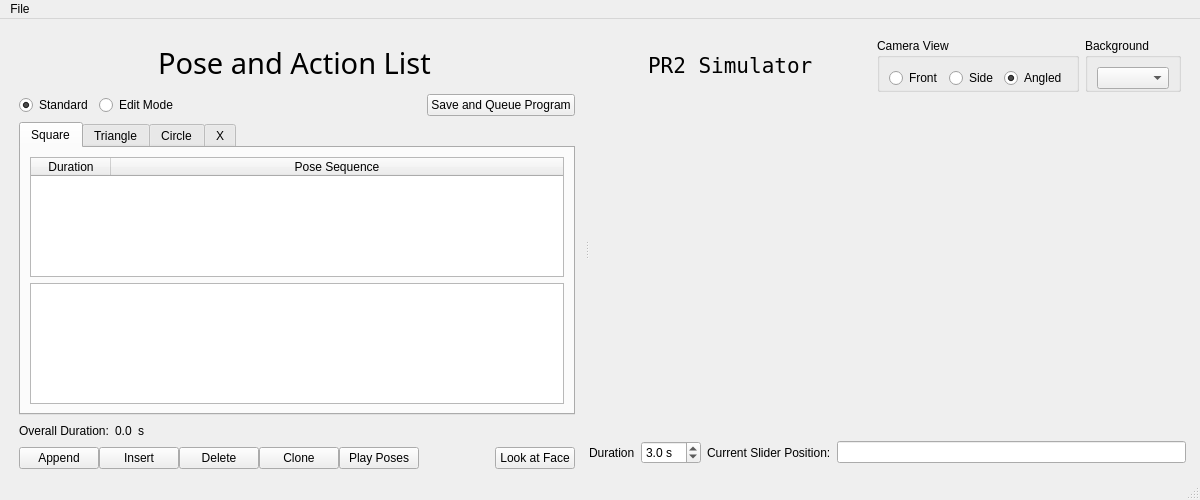
Qt form slider_gui/src/slider_simple.ui (PR2/pr2_hack_the_future) before a commit.
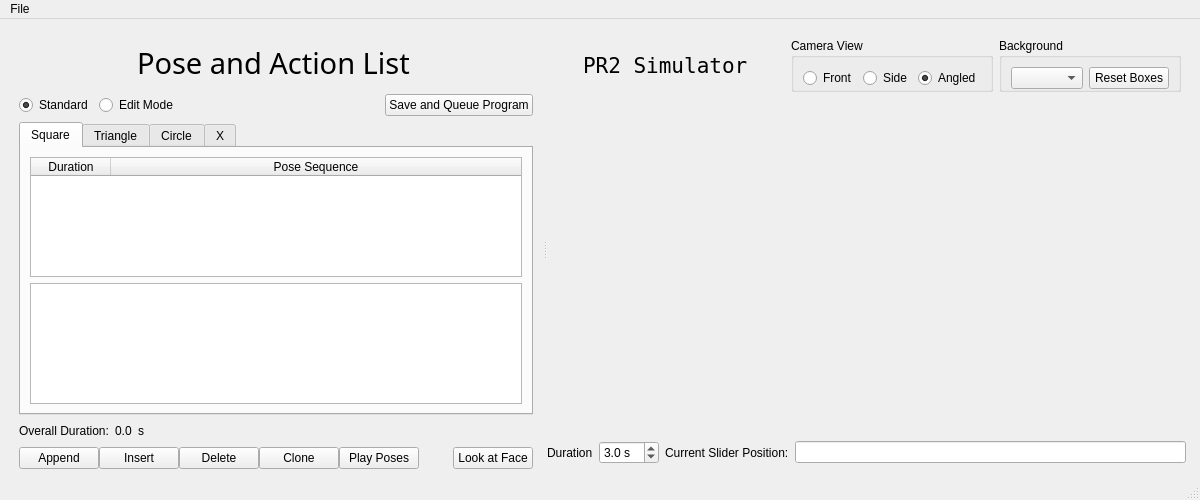
The same form after that commit.

Commit message: added button and service call to reset simulation

Diff of the .ui file:
```diff
--- a/slider_gui/src/slider_simple.ui
+++ b/slider_gui/src/slider_simple.ui
@@ -553,6 +553,16 @@
              <item>
               <widget class="QComboBox" name="scene_comboBox"/>
              </item>
+             <item>
+              <widget class="QPushButton" name="reset_sim_pushButton">
+               <property name="locale">
+                <locale language="English" country="UnitedStates"/>
+               </property>
+               <property name="text">
+                <string>Reset Boxes</string>
+               </property>
+              </widget>
+             </item>
             </layout>
            </widget>
           </item>
```
The commit also changes 2 other files.
